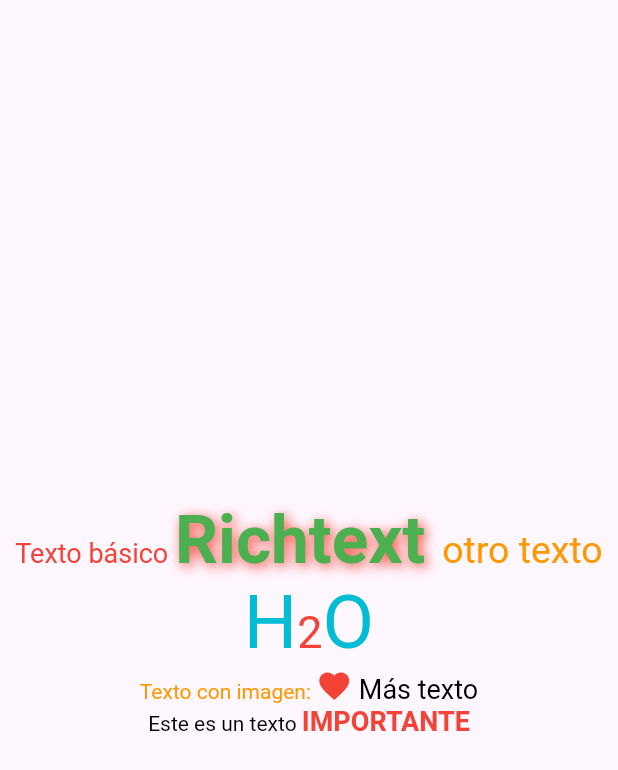
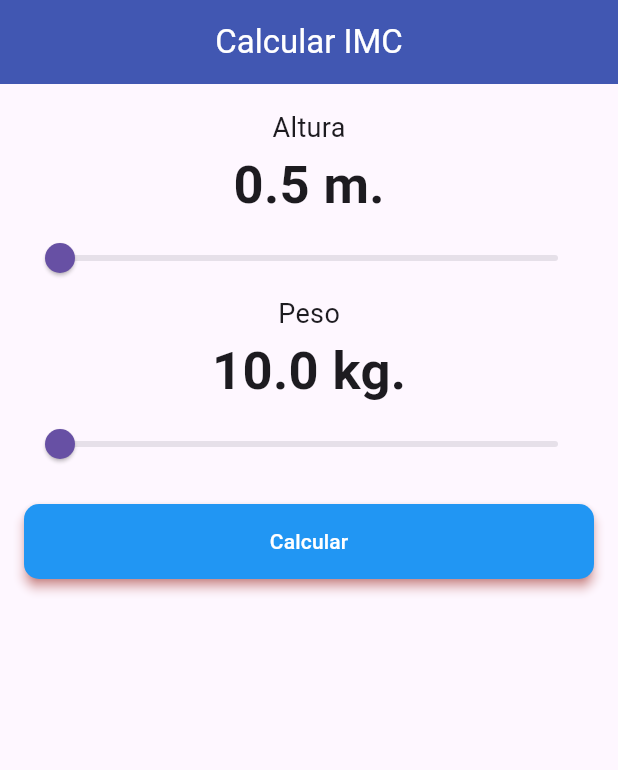
Before and after one commit to fr4nsgallegos/imcappg10, a Flutter app: the screen it shows after launch, on a phone screen of 412 x 824 dp. Shown: the top 770 px of the screen. Run offline on Flutter 3.47's test engine with Material 3 defaults, Android fonts, the phone set to English and light mode, and no system bars.

Commit message:
características de un elevted button

```diff
--- a/lib/main.dart
+++ b/lib/main.dart
@@ -1,11 +1,12 @@
 import 'package:flutter/material.dart';
 import 'package:imcappg10/pages/home_page.dart';
+import 'package:imcappg10/pages/imc_page.dart';
 import 'package:imcappg10/pages/rich_text_page.dart';
 
 void main() {
   runApp(
     MaterialApp(
-      home: RichTextPage(),
+      home: imcPage(),
       debugShowCheckedModeBanner: false,
     ),
   );
--- /dev/null
+++ b/lib/pages/imc_page.dart
@@ -0,0 +1,94 @@
+import 'package:flutter/material.dart';
+
+class imcPage extends StatefulWidget {
+  @override
+  State<imcPage> createState() => _imcPageState();
+}
+
+class _imcPageState extends State<imcPage> {
+  double peso = 10;
+  double altura = 0.5;
+  double imcResult = 0;
+
+  // double roundedOneDecimal(double number) {
+  //   return number.parse(value)
+  // }
+
+  Widget buildSliderIMC(String title, bool isAltura) {
+    return Column(
+      children: [
+        Text(
+          title,
+          style: TextStyle(
+            fontSize: 18,
+          ),
+        ),
+        Text(
+          "${isAltura ? altura : peso} ${isAltura ? 'm.' : 'kg.'}",
+          style: TextStyle(
+            fontWeight: FontWeight.bold,
+            fontSize: 35,
+          ),
+        ),
+        Slider(
+          min: isAltura ? 0.5 : 10,
+          max: isAltura ? 2.5 : 130,
+          value: isAltura ? altura : peso,
+          onChanged: (value) {
+            if (isAltura) {
+              altura = double.parse(value.toStringAsFixed(2));
+            } else {
+              peso = double.parse(value.toStringAsFixed(2));
+            }
+            setState(() {});
+          },
+        )
+      ],
+    );
+  }
+
+  @override
+  Widget build(BuildContext context) {
+    return SafeArea(
+      child: Scaffold(
+        appBar: AppBar(
+          backgroundColor: Color(0xff4157B2),
+          title: Text(
+            "Calcular IMC",
+            style: TextStyle(color: Colors.white),
+          ),
+          centerTitle: true,
+        ),
+        body: Padding(
+          padding: const EdgeInsets.all(16.0),
+          child: Column(
+            children: [
+              buildSliderIMC("Altura", true),
+              buildSliderIMC("Peso", false),
+              SizedBox(
+                height: 16,
+              ),
+              Container(
+                width: MediaQuery.of(context).size.width,
+                height: 50,
+                child: ElevatedButton(
+                  onPressed: () {},
+                  style: ElevatedButton.styleFrom(
+                    backgroundColor: Colors.blue, //Colors del fondo
+                    foregroundColor: Colors.white, //Color del texto
+                    shape: RoundedRectangleBorder(
+                      borderRadius: BorderRadius.circular(10),
+                    ), //Reducir redondez de los bordes
+                    shadowColor: Colors.red, //color de la sombra
+                    elevation: 3, //altura de la sombra
+                  ),
+                  child: Text("Calcular"),
+                ),
+              )
+            ],
+          ),
+        ),
+      ),
+    );
+  }
+}
```
